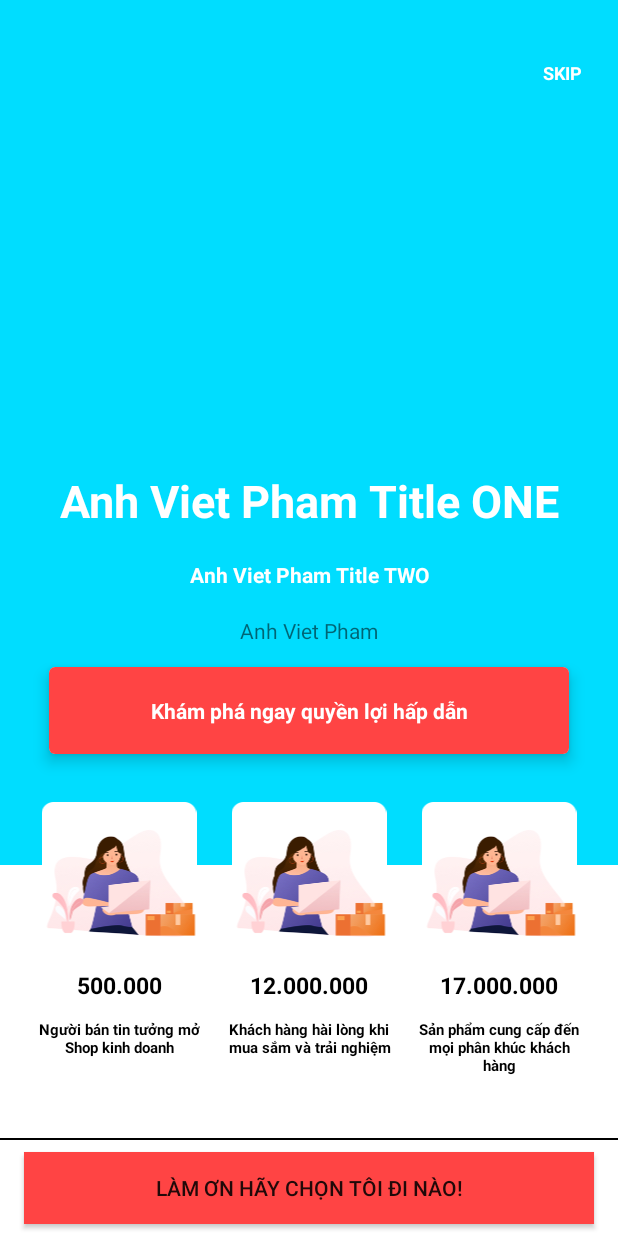
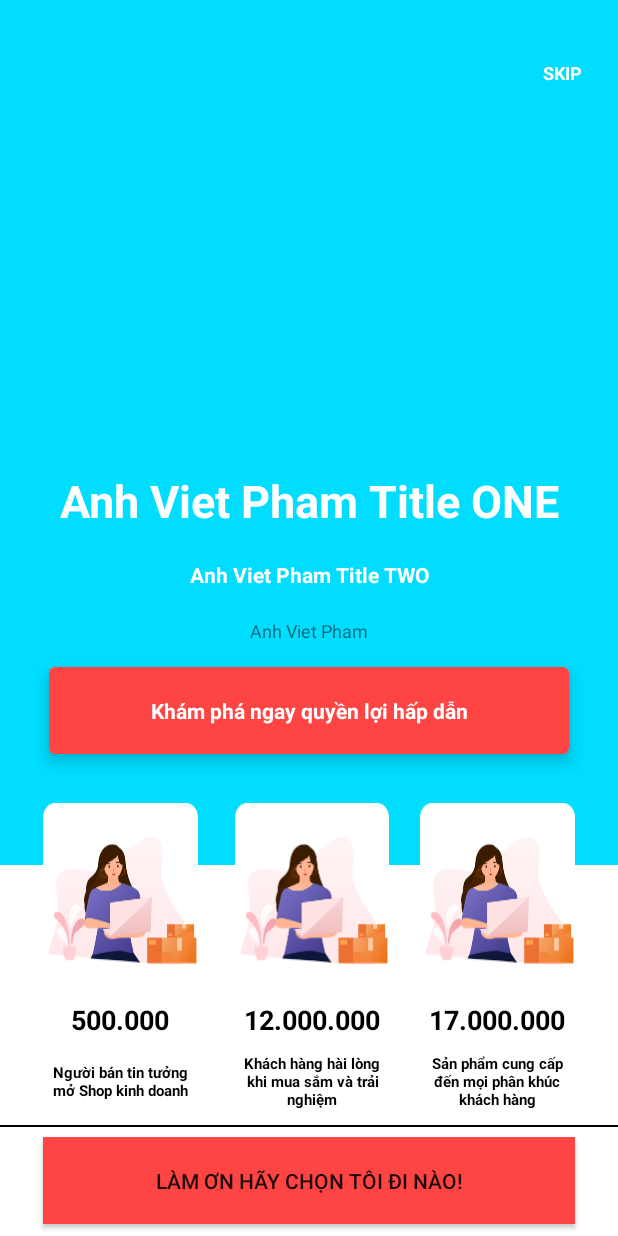
Before and after one commit to AnhVietPham/Responsive_UI_Android, an Android app: the IntroTwoActivity screen opened directly, with no data from a screen before it, on a phone screen of 412 x 824 dp. Run offline under Robolectric (Android 15) with nearby library versions, the phone set to English and light mode, and no system bars; our stand-ins replace sdp/ssp sizes.

Commit message:
responsive layout activity_intro_two

```diff
--- a/app/src/main/res/layout/activity_intro_two.xml
+++ b/app/src/main/res/layout/activity_intro_two.xml
@@ -99,17 +99,36 @@
         app:layout_constraintEnd_toEndOf="parent"
         app:layout_constraintStart_toStartOf="parent" />
 
+    <androidx.constraintlayout.widget.Guideline
+        android:id="@+id/guideLineHorizontalTitle31"
+        android:layout_width="wrap_content"
+        android:layout_height="wrap_content"
+        android:orientation="horizontal"
+        app:layout_constraintGuide_percent="0.5"
+        />
+
+    <androidx.constraintlayout.widget.Guideline
+        android:id="@+id/guideLineHorizontalTitle32"
+        android:layout_width="wrap_content"
+        android:layout_height="wrap_content"
+        android:orientation="horizontal"
+        app:layout_constraintGuide_percent="0.52"
+        />
+
     <androidx.appcompat.widget.AppCompatTextView
         android:id="@+id/dotsIndicatorPageOne"
-        android:layout_width="wrap_content"
-        android:layout_height="wrap_content"
-        android:layout_marginTop="@dimen/sd_default_margin_xx"
+        android:layout_width="0dp"
+        android:layout_height="0dp"
+        android:gravity="center"
         android:text="Anh Viet Pham"
+        app:autoSizeTextType="uniform"
+        app:autoSizeMinTextSize="10sp"
+        app:autoSizeMaxTextSize="100sp"
+        app:autoSizeStepGranularity="2sp"
         app:layout_constraintEnd_toEndOf="parent"
         app:layout_constraintStart_toStartOf="parent"
-        app:layout_constraintBottom_toBottomOf="parent"
-        app:layout_constraintTop_toTopOf="parent"
-        app:layout_constraintTop_toBottomOf="@+id/tvHeaderTwo"
+        app:layout_constraintTop_toBottomOf="@+id/guideLineHorizontalTitle31"
+        app:layout_constraintBottom_toTopOf="@+id/guideLineHorizontalTitle32"
         />
 
     <androidx.constraintlayout.widget.Guideline
@@ -207,178 +226,288 @@
         </androidx.constraintlayout.widget.ConstraintLayout>
     </androidx.cardview.widget.CardView>
 
+    <androidx.constraintlayout.widget.Guideline
+        android:id="@+id/guideLineHorizontalImage11"
+        android:layout_width="wrap_content"
+        android:layout_height="wrap_content"
+        android:orientation="horizontal"
+        app:layout_constraintGuide_percent="0.65"
+        />
+
+    <androidx.constraintlayout.widget.Guideline
+        android:id="@+id/guideLineHorizontalImage12"
+        android:layout_width="wrap_content"
+        android:layout_height="wrap_content"
+        android:orientation="horizontal"
+        app:layout_constraintGuide_percent="0.8"
+        />
+    <androidx.constraintlayout.widget.Guideline
+        android:id="@+id/guideLineHorizontalPrice11"
+        android:layout_width="wrap_content"
+        android:layout_height="wrap_content"
+        android:orientation="horizontal"
+        app:layout_constraintGuide_percent="0.81"
+        />
+
+    <androidx.constraintlayout.widget.Guideline
+        android:id="@+id/guideLineHorizontalPrice12"
+        android:layout_width="wrap_content"
+        android:layout_height="wrap_content"
+        android:orientation="horizontal"
+        app:layout_constraintGuide_percent="0.84"
+        />
+
+    <androidx.constraintlayout.widget.Guideline
+        android:id="@+id/guideLineHorizontalContent11"
+        android:layout_width="wrap_content"
+        android:layout_height="wrap_content"
+        android:orientation="horizontal"
+        app:layout_constraintGuide_percent="0.85"
+        />
+
+    <androidx.constraintlayout.widget.Guideline
+        android:id="@+id/guideLineHorizontalContent12"
+        android:layout_width="wrap_content"
+        android:layout_height="wrap_content"
+        android:orientation="horizontal"
+        app:layout_constraintGuide_percent="0.9"
+        />
+
+    <androidx.constraintlayout.widget.Guideline
+        android:id="@+id/guideLineHorizontalViewLine"
+        android:layout_width="wrap_content"
+        android:layout_height="wrap_content"
+        android:orientation="horizontal"
+        app:layout_constraintGuide_percent="0.91"
+        />
+
+    <androidx.constraintlayout.widget.Guideline
+        android:id="@+id/guideLineHorizontalBottomButton11"
+        android:layout_width="wrap_content"
+        android:layout_height="wrap_content"
+        android:orientation="horizontal"
+        app:layout_constraintGuide_percent="0.92"
+        />
+
+    <androidx.constraintlayout.widget.Guideline
+        android:id="@+id/guideLineHorizontalBottomButton12"
+        android:layout_width="wrap_content"
+        android:layout_height="wrap_content"
+        android:orientation="horizontal"
+        app:layout_constraintGuide_percent="0.99"
+        />
+
+    <androidx.constraintlayout.widget.Guideline
+        android:id="@+id/guideLineVerticalImage11"
+        android:layout_width="wrap_content"
+        android:layout_height="wrap_content"
+        android:orientation="vertical"
+        app:layout_constraintGuide_percent="0.07"
+        />
+
+    <androidx.constraintlayout.widget.Guideline
+        android:id="@+id/guideLineVerticalImage12"
+        android:layout_width="wrap_content"
+        android:layout_height="wrap_content"
+        android:orientation="vertical"
+        app:layout_constraintGuide_percent="0.32"
+        />
+    <androidx.constraintlayout.widget.Guideline
+        android:id="@+id/guideLineVerticalImage13"
+        android:layout_width="wrap_content"
+        android:layout_height="wrap_content"
+        android:orientation="vertical"
+        app:layout_constraintGuide_percent="0.38"
+        />
+
+    <androidx.constraintlayout.widget.Guideline
+        android:id="@+id/guideLineVerticalImage14"
+        android:layout_width="wrap_content"
+        android:layout_height="wrap_content"
+        android:orientation="vertical"
+        app:layout_constraintGuide_percent="0.63"
+        />
+
+    <androidx.constraintlayout.widget.Guideline
+        android:id="@+id/guideLineVerticalImage15"
+        android:layout_width="wrap_content"
+        android:layout_height="wrap_content"
+        android:orientation="vertical"
+        app:layout_constraintGuide_percent="0.68"
+        />
+
+    <androidx.constraintlayout.widget.Guideline
+        android:id="@+id/guideLineVerticalImage16"
+        android:layout_width="wrap_content"
+        android:layout_height="wrap_content"
+        android:orientation="vertical"
+        app:layout_constraintGuide_percent="0.93"
+        />
+
     <androidx.appcompat.widget.AppCompatImageView
         android:id="@+id/ivOne"
         android:layout_width="0dp"
-        android:layout_height="wrap_content"
-        android:layout_marginStart="@dimen/sd_default_margin_xx"
-        android:layout_marginLeft="@dimen/sd_default_margin_xx"
-        android:layout_marginTop="@dimen/sd_default_margin_xxx"
-        app:srcCompat="@drawable/img_avatar_page_one"
-        app:layout_constraintEnd_toStartOf="@+id/ivTwo"
-        app:layout_constraintHorizontal_chainStyle="spread"
-        app:layout_constraintStart_toStartOf="parent"
-        app:layout_constraintTop_toBottomOf="@+id/cvDiscovery"
-        />
+        android:layout_height="0dp"
+        android:scaleType="fitXY"
+        app:layout_constraintBottom_toTopOf="@+id/guideLineHorizontalImage12"
+        app:layout_constraintEnd_toStartOf="@+id/guideLineVerticalImage12"
+        app:layout_constraintStart_toEndOf="@+id/guideLineVerticalImage11"
+        app:layout_constraintTop_toBottomOf="@+id/guideLineHorizontalImage11"
+        app:srcCompat="@drawable/img_avatar_page_one" />
 
     <androidx.appcompat.widget.AppCompatImageView
         android:id="@+id/ivTwo"
         android:layout_width="0dp"
-        android:layout_height="wrap_content"
-        android:layout_marginTop="@dimen/sd_default_margin_xxx"
+        android:layout_height="0dp"
+        android:scaleType="fitXY"
         app:srcCompat="@drawable/img_avatar_page_one"
-        app:layout_constraintEnd_toStartOf="@+id/ivThree"
-        app:layout_constraintStart_toEndOf="@id/ivOne"
-        app:layout_constraintTop_toBottomOf="@+id/cvDiscovery"
+        app:layout_constraintEnd_toStartOf="@+id/guideLineVerticalImage14"
+        app:layout_constraintStart_toEndOf="@id/guideLineVerticalImage13"
+        app:layout_constraintTop_toBottomOf="@+id/guideLineHorizontalImage11"
+        app:layout_constraintBottom_toTopOf="@+id/guideLineHorizontalImage12"
         />
 
     <androidx.appcompat.widget.AppCompatImageView
         android:id="@+id/ivThree"
         android:layout_width="0dp"
-        android:layout_height="wrap_content"
-        android:layout_marginTop="@dimen/sd_default_margin_xxx"
-        android:layout_marginEnd="@dimen/sd_default_margin_xx"
-        android:layout_marginRight="@dimen/sd_default_margin_xx"
+        android:layout_height="0dp"
+        android:scaleType="fitXY"
         app:srcCompat="@drawable/img_avatar_page_one"
-        app:layout_constraintEnd_toEndOf="parent"
-        app:layout_constraintStart_toEndOf="@id/ivTwo"
-        app:layout_constraintTop_toBottomOf="@+id/cvDiscovery"
+        app:layout_constraintStart_toEndOf="@id/guideLineVerticalImage15"
+        app:layout_constraintEnd_toStartOf="@+id/guideLineVerticalImage16"
+        app:layout_constraintTop_toBottomOf="@+id/guideLineHorizontalImage11"
+        app:layout_constraintBottom_toTopOf="@+id/guideLineHorizontalImage12"
         />
 
     <androidx.appcompat.widget.AppCompatTextView
         android:id="@+id/tvPriceTextOne"
         android:layout_width="0dp"
-        android:layout_height="wrap_content"
-        android:layout_marginStart="@dimen/sd_default_margin_xx"
-        android:layout_marginLeft="@dimen/sd_default_margin_xx"
-        android:layout_marginTop="@dimen/sd_default_margin_x"
+        android:layout_height="0dp"
         android:gravity="center"
         android:text="500.000"
         android:textColor="@android:color/black"
-        android:textSize="@dimen/sd_default_font_h4"
         android:textStyle="bold"
-        app:layout_constraintEnd_toStartOf="@+id/tvPriceTextTwo"
-        app:layout_constraintHorizontal_bias="0.5"
-        app:layout_constraintHorizontal_chainStyle="spread"
-        app:layout_constraintStart_toStartOf="parent"
-        app:layout_constraintTop_toBottomOf="@+id/ivOne" />
+        app:autoSizeTextType="uniform"
+        app:autoSizeMinTextSize="8sp"
+        app:autoSizeMaxTextSize="100sp"
+        app:autoSizeStepGranularity="2sp"
+        app:layout_constraintEnd_toStartOf="@+id/guideLineVerticalImage12"
+        app:layout_constraintStart_toEndOf="@+id/guideLineVerticalImage11"
+        app:layout_constraintTop_toBottomOf="@+id/guideLineHorizontalPrice11"
+        app:layout_constraintBottom_toTopOf="@+id/guideLineHorizontalPrice12" />
 
     <androidx.appcompat.widget.AppCompatTextView
         android:id="@+id/tvPriceTextTwo"
         android:layout_width="0dp"
-        android:layout_height="wrap_content"
-        android:layout_marginTop="@dimen/sd_default_margin_x"
+        android:layout_height="0dp"
         android:gravity="center"
         android:text="12.000.000"
         android:textColor="@android:color/black"
-        android:textSize="@dimen/sd_default_font_h4"
         android:textStyle="bold"
-        app:layout_constraintEnd_toStartOf="@+id/tvPriceTextThree"
-        app:layout_constraintHorizontal_bias="0.5"
-        app:layout_constraintStart_toEndOf="@+id/tvPriceTextOne"
-        app:layout_constraintTop_toBottomOf="@+id/ivTwo" />
+        app:autoSizeTextType="uniform"
+        app:autoSizeMinTextSize="8sp"
+        app:autoSizeMaxTextSize="100sp"
+        app:autoSizeStepGranularity="2sp"
+        app:layout_constraintEnd_toStartOf="@+id/guideLineVerticalImage14"
+        app:layout_constraintStart_toEndOf="@+id/guideLineVerticalImage13"
+        app:layout_constraintTop_toBottomOf="@+id/guideLineHorizontalPrice11"
+        app:layout_constraintBottom_toTopOf="@+id/guideLineHorizontalPrice12"
+        />
 
     <androidx.appcompat.widget.AppCompatTextView
         android:id="@+id/tvPriceTextThree"
         android:layout_width="0dp"
-        android:layout_height="wrap_content"
-        android:layout_marginTop="@dimen/sd_default_margin_x"
-        android:layout_marginEnd="@dimen/sd_default_margin_xx"
-        android:layout_marginRight="@dimen/sd_default_margin_xx"
+        android:layout_height="0dp"
         android:gravity="center"
         android:text="17.000.000"
         android:textColor="@android:color/black"
-        android:textSize="@dimen/sd_default_font_h4"
         android:textStyle="bold"
-        app:layout_constraintEnd_toEndOf="parent"
-        app:layout_constraintHorizontal_bias="0.5"
-        app:layout_constraintStart_toEndOf="@+id/tvPriceTextTwo"
-        app:layout_constraintTop_toBottomOf="@+id/ivThree" />
+        app:autoSizeTextType="uniform"
+        app:autoSizeMinTextSize="8sp"
+        app:autoSizeMaxTextSize="100sp"
+        app:autoSizeStepGranularity="2sp"
+        app:layout_constraintEnd_toStartOf="@+id/guideLineVerticalImage16"
+        app:layout_constraintStart_toEndOf="@+id/guideLineVerticalImage15"
+        app:layout_constraintTop_toBottomOf="@+id/guideLineHorizontalPrice11"
+        app:layout_constraintBottom_toTopOf="@+id/guideLineHorizontalPrice12"
+
+        />
 
     <androidx.appcompat.widget.AppCompatTextView
         android:id="@+id/tvContentTextOne"
         android:layout_width="0dp"
-        android:layout_height="wrap_content"
-        android:layout_marginStart="@dimen/sd_default_margin_xx"
-        android:layout_marginLeft="@dimen/sd_default_margin_xx"
-        android:layout_marginTop="@dimen/sd_default_margin_x"
+        android:layout_height="0dp"
         android:gravity="center"
-        android:paddingLeft="@dimen/sd_default_margin_x"
-        android:paddingTop="@dimen/sd_default_margin"
-        android:paddingRight="@dimen/sd_default_margin_x"
-        android:paddingBottom="@dimen/sd_default_margin"
         android:text="Người bán tin tưởng mở Shop kinh doanh"
         android:textAlignment="center"
         android:textColor="@android:color/black"
-        android:textSize="@dimen/sd_default_font_h6"
         android:textStyle="bold"
-        app:layout_constraintEnd_toStartOf="@+id/tvContentTextTwo"
-        app:layout_constraintHorizontal_bias="0.5"
-        app:layout_constraintHorizontal_chainStyle="spread"
-        app:layout_constraintStart_toStartOf="parent"
-        app:layout_constraintTop_toBottomOf="@+id/tvPriceTextOne" />
+        app:autoSizeTextType="uniform"
+        app:autoSizeMinTextSize="8sp"
+        app:autoSizeMaxTextSize="100sp"
+        app:autoSizeStepGranularity="2sp"
+        app:layout_constraintEnd_toStartOf="@+id/guideLineVerticalImage12"
+        app:layout_constraintStart_toEndOf="@+id/guideLineVerticalImage11"
+        app:layout_constraintBottom_toTopOf="@+id/guideLineHorizontalContent12"
+        app:layout_constraintTop_toBottomOf="@+id/guideLineHorizontalContent11" />
 
     <androidx.appcompat.widget.AppCompatTextView
         android:id="@+id/tvContentTextTwo"
         android:layout_width="0dp"
-        android:layout_height="wrap_content"
-        android:layout_marginTop="@dimen/sd_default_margin_x"
+        android:layout_height="0dp"
         android:gravity="center"
-        android:paddingLeft="@dimen/sd_default_margin_x"
-        android:paddingTop="@dimen/sd_default_margin"
-        android:paddingRight="@dimen/sd_default_margin_x"
-        android:paddingBottom="@dimen/sd_default_margin"
         android:text="Khách hàng hài lòng khi mua sắm và trải nghiệm"
         android:textAlignment="center"
         android:textColor="@android:color/black"
-        android:textSize="@dimen/sd_default_font_h6"
         android:textStyle="bold"
-        app:layout_constraintEnd_toStartOf="@+id/tvPriceTextThree"
-        app:layout_constraintHorizontal_bias="0.5"
-        app:layout_constraintStart_toEndOf="@+id/tvContentTextOne"
-        app:layout_constraintTop_toBottomOf="@+id/tvPriceTextTwo" />
+        app:autoSizeTextType="uniform"
+        app:autoSizeMinTextSize="8sp"
+        app:autoSizeMaxTextSize="100sp"
+        app:autoSizeStepGranularity="2sp"
+        app:layout_constraintBottom_toTopOf="@+id/guideLineHorizontalContent12"
+        app:layout_constraintEnd_toStartOf="@+id/guideLineVerticalImage14"
+        app:layout_constraintStart_toEndOf="@+id/guideLineVerticalImage13"
+        app:layout_constraintTop_toBottomOf="@+id/guideLineHorizontalContent11"
+        />
 
     <androidx.appcompat.widget.AppCompatTextView
         android:id="@+id/tvContentTextThree"
         android:layout_width="0dp"
-        android:layout_height="wrap_content"
-        android:layout_marginTop="@dimen/sd_default_margin_x"
-        android:layout_marginEnd="@dimen/sd_default_margin_xx"
-        android:layout_marginRight="@dimen/sd_default_margin_xx"
+        android:layout_height="0dp"
         android:gravity="center"
-        android:paddingLeft="@dimen/sd_default_margin_x"
-        android:paddingTop="@dimen/sd_default_margin"
-        android:paddingRight="@dimen/sd_default_margin_x"
-        android:paddingBottom="@dimen/sd_default_margin"
         android:text="Sản phẩm cung cấp đến mọi phân khúc khách hàng"
         android:textAlignment="center"
         android:textColor="@android:color/black"
-        android:textSize="@dimen/sd_default_font_h6"
         android:textStyle="bold"
-        app:layout_constraintEnd_toEndOf="parent"
-        app:layout_constraintHorizontal_bias="0.5"
-        app:layout_constraintStart_toEndOf="@+id/tvContentTextTwo"
-        app:layout_constraintTop_toBottomOf="@+id/tvPriceTextThree" />
+        app:autoSizeTextType="uniform"
+        app:autoSizeMinTextSize="8sp"
+        app:autoSizeMaxTextSize="100sp"
+        app:autoSizeStepGranularity="2sp"
+        app:layout_constraintEnd_toStartOf="@+id/guideLineVerticalImage16"
+        app:layout_constraintStart_toEndOf="@+id/guideLineVerticalImage15"
+        app:layout_constraintBottom_toTopOf="@+id/guideLineHorizontalContent12"
+        app:layout_constraintTop_toBottomOf="@+id/guideLineHorizontalContent11"
+        />
 
     <View
+        android:id="@+id/viewLine"
         android:layout_width="0dp"
         android:layout_height="1dp"
-        android:layout_marginBottom="@dimen/sd_default_margin_x"
         android:background="@android:color/black"
-        app:layout_constraintBottom_toTopOf="@+id/btnNextPageTwo"
+        app:layout_constraintTop_toBottomOf="@+id/guideLineHorizontalViewLine"
         app:layout_constraintEnd_toEndOf="parent"
         app:layout_constraintStart_toStartOf="parent" />
 
     <androidx.appcompat.widget.AppCompatButton
         android:id="@+id/btnNextPageTwo"
-        android:layout_width="match_parent"
-        android:layout_height="wrap_content"
+        android:layout_width="0dp"
+        android:layout_height="0dp"
         android:background="@android:color/holo_red_light"
-        android:layout_marginLeft="@dimen/sd_default_margin_xx"
-        android:layout_marginRight="@dimen/sd_default_margin_xx"
-        android:layout_marginBottom="@dimen/sd_default_margin_x"
         android:text="Làm ơn hãy chọn tôi đi nào!"
-        app:layout_constraintBottom_toBottomOf="parent"
-        app:layout_constraintEnd_toEndOf="parent"
-        app:layout_constraintStart_toStartOf="parent" />
+        android:textSize="@dimen/md_text_size_button_medium"
+        app:layout_constraintTop_toBottomOf="@+id/guideLineHorizontalBottomButton11"
+        app:layout_constraintBottom_toTopOf="@+id/guideLineHorizontalBottomButton12"
+        app:layout_constraintStart_toEndOf="@+id/guideLineVerticalImage11"
+        app:layout_constraintEnd_toStartOf="@+id/guideLineVerticalImage16"
+        />
 </androidx.constraintlayout.widget.ConstraintLayout>
```
